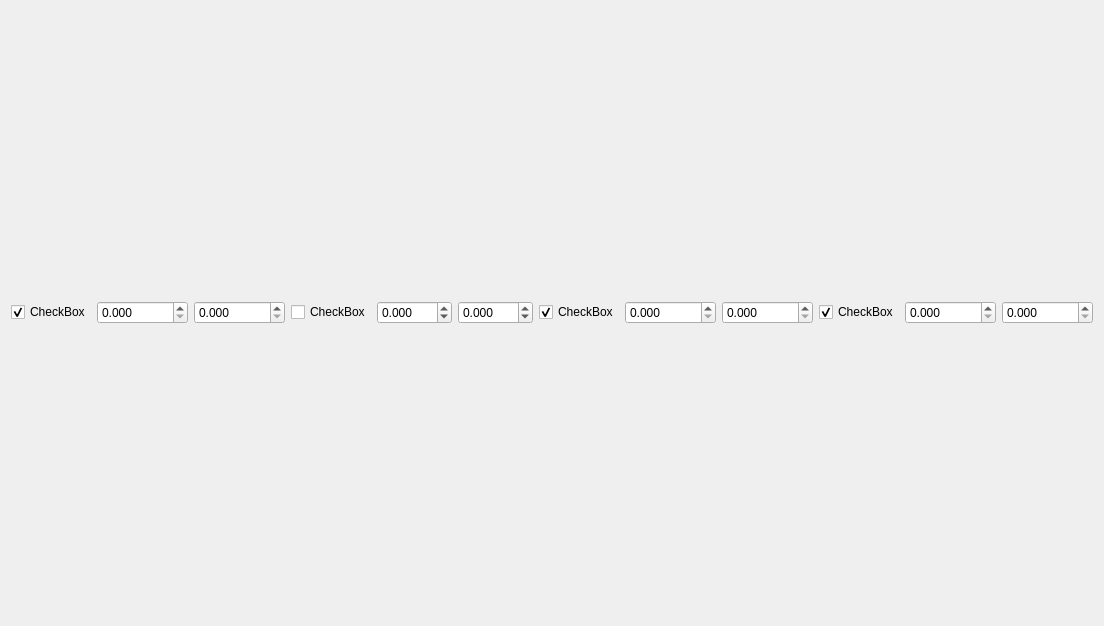
Qt form View/frontend/UI/lockin_tab.ui (FranciscoGauna/Microscopy-Program) before a commit.
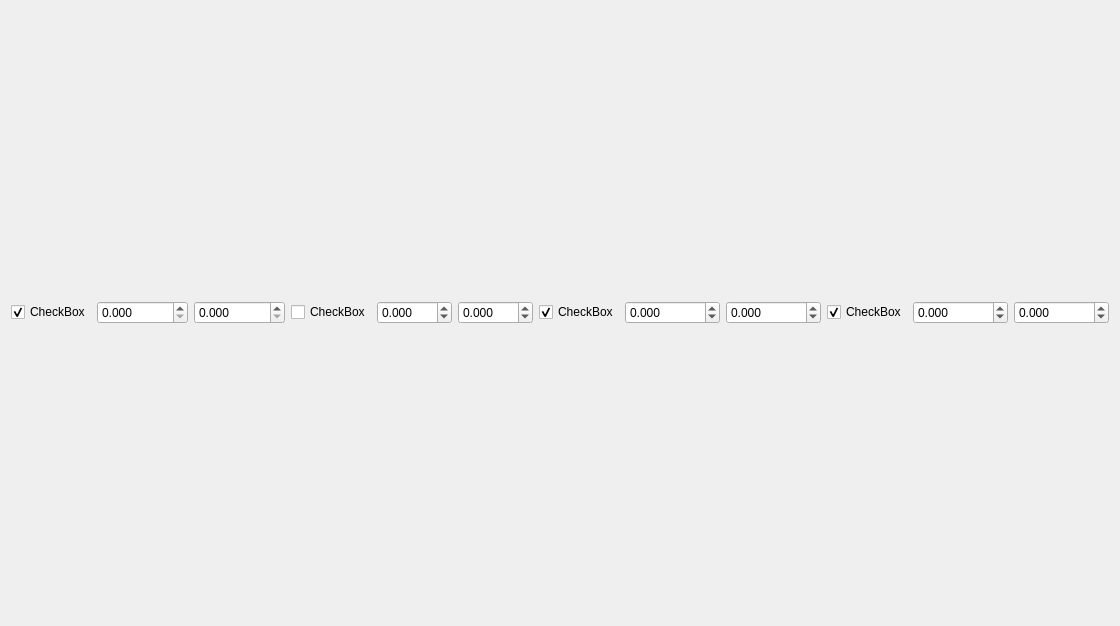
The same form after that commit.

Diff of the .ui file:
```diff
--- a/View/frontend/UI/lockin_tab.ui
+++ b/View/frontend/UI/lockin_tab.ui
@@ -121,6 +121,9 @@
            <property name="decimals">
             <number>3</number>
            </property>
+           <property name="minimum">
+            <double>-12000000.000000000000000</double>
+           </property>
            <property name="maximum">
             <double>12000000.000000000000000</double>
            </property>
@@ -134,6 +137,9 @@
            <property name="decimals">
             <number>3</number>
            </property>
+           <property name="minimum">
+            <double>-12000000.000000000000000</double>
+           </property>
            <property name="maximum">
             <double>12000000.000000000000000</double>
            </property>
@@ -161,6 +167,9 @@
            <property name="decimals">
             <number>3</number>
            </property>
+           <property name="minimum">
+            <double>-12000000.000000000000000</double>
+           </property>
            <property name="maximum">
             <double>12000000.000000000000000</double>
            </property>
@@ -174,6 +183,9 @@
            <property name="decimals">
             <number>3</number>
            </property>
+           <property name="minimum">
+            <double>-12000000.000000000000000</double>
+           </property>
            <property name="maximum">
             <double>12000000.000000000000000</double>
            </property>
```
